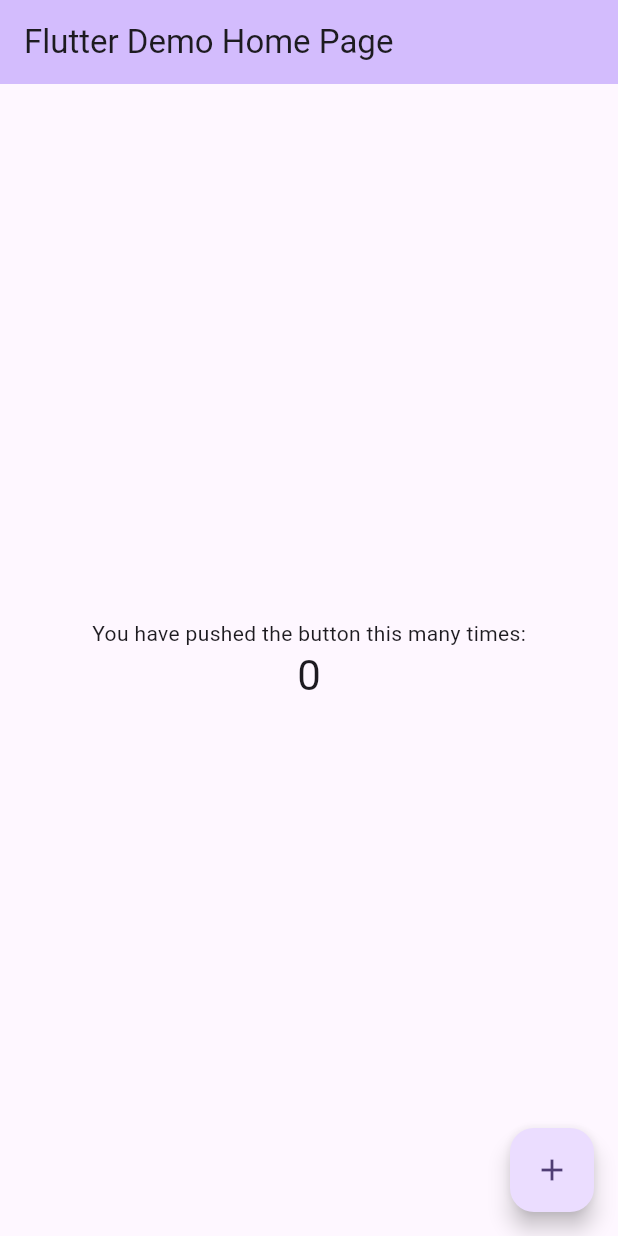
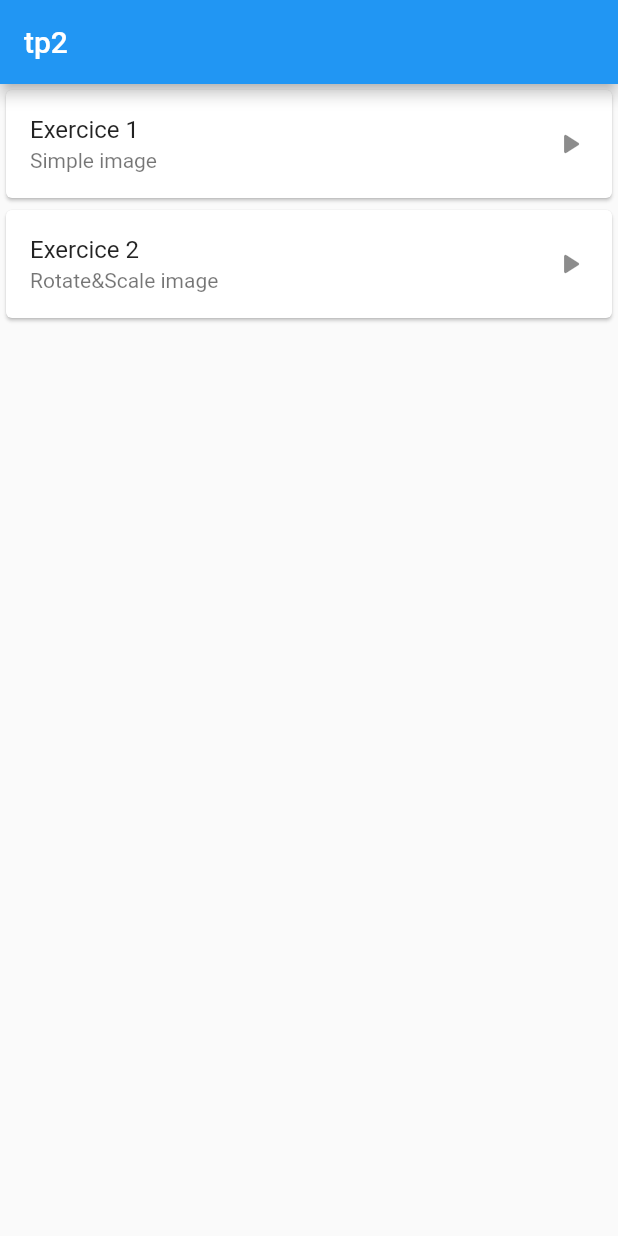
Before and after one commit to AngeliqueMrcn/AMSE, a Flutter app: the screen it shows after launch, on a phone screen of 412 x 824 dp. Run offline on Flutter 3.47's test engine with Material 2 defaults, Android fonts, the phone set to English and light mode, and no system bars.

Commit message:
2 docs en tout

```diff
--- a/tp2/lib/main.dart
+++ b/tp2/lib/main.dart
@@ -1,125 +1,60 @@
 import 'package:flutter/material.dart';
 
-void main() {
-  runApp(const MyApp());
-}
+// import 'util.dart';
+import 'Exo1.dart' as exo1;
+import 'Exo2.dart' as exo2;
 
-class MyApp extends StatelessWidget {
-  const MyApp({super.key});
 
-  // This widget is the root of your application.
+void main() => runApp(TaquinGame());
+
+class TaquinGame extends StatelessWidget {
   @override
   Widget build(BuildContext context) {
-    return MaterialApp(
-      title: 'Flutter Demo',
-      theme: ThemeData(
-        // This is the theme of your application.
-        //
-        // TRY THIS: Try running your application with "flutter run". You'll see
-        // the application has a blue toolbar. Then, without quitting the app,
-        // try changing the seedColor in the colorScheme below to Colors.green
-        // and then invoke "hot reload" (save your changes or press the "hot
-        // reload" button in a Flutter-supported IDE, or press "r" if you used
-        // the command line to start the app).
-        //
-        // Notice that the counter didn't reset back to zero; the application
-        // state is not lost during the reload. To reset the state, use hot
-        // restart instead.
-        //
-        // This works for code too, not just values: Most code changes can be
-        // tested with just a hot reload.
-        colorScheme: ColorScheme.fromSeed(seedColor: Colors.deepPurple),
-        useMaterial3: true,
-      ),
-      home: const MyHomePage(title: 'Flutter Demo Home Page'),
-    );
+    return MaterialApp(home: MenuPage());
   }
 }
 
-class MyHomePage extends StatefulWidget {
-  const MyHomePage({super.key, required this.title});
+class Exo {
+  final String title;
+  final String subtitle;
+  final WidgetBuilder buildFunc;
 
-  // This widget is the home page of your application. It is stateful, meaning
-  // that it has a State object (defined below) that contains fields that affect
-  // how it looks.
-
-  // This class is the configuration for the state. It holds the values (in this
-  // case the title) provided by the parent (in this case the App widget) and
-  // used by the build method of the State. Fields in a Widget subclass are
-  // always marked "final".
-
-  final String title;
-
-  @override
-  State<MyHomePage> createState() => _MyHomePageState();
+  const Exo({@required this.title, this.subtitle, @required this.buildFunc});
 }
 
-class _MyHomePageState extends State<MyHomePage> {
-  int _counter = 0;
+List exos = [
+  Exo(
+      title: 'Exercice 1',
+      subtitle: 'Simple image',
+      buildFunc: (context) => exo1.DisplayImageWidget()),
+  Exo(
+      title: 'Exercice 2',
+      subtitle: 'Rotate&Scale image',
+      buildFunc: (context) => exo2.DisplayImageWidget()),
+];
 
-  void _incrementCounter() {
-    setState(() {
-      // This call to setState tells the Flutter framework that something has
-      // changed in this State, which causes it to rerun the build method below
-      // so that the display can reflect the updated values. If we changed
-      // _counter without calling setState(), then the build method would not be
-      // called again, and so nothing would appear to happen.
-      _counter++;
-    });
-  }
-
+class MenuPage extends StatelessWidget {
   @override
   Widget build(BuildContext context) {
-    // This method is rerun every time setState is called, for instance as done
-    // by the _incrementCounter method above.
-    //
-    // The Flutter framework has been optimized to make rerunning build methods
-    // fast, so that you can just rebuild anything that needs updating rather
-    // than having to individually change instances of widgets.
     return Scaffold(
-      appBar: AppBar(
-        // TRY THIS: Try changing the color here to a specific color (to
-        // Colors.amber, perhaps?) and trigger a hot reload to see the AppBar
-        // change color while the other colors stay the same.
-        backgroundColor: Theme.of(context).colorScheme.inversePrimary,
-        // Here we take the value from the MyHomePage object that was created by
-        // the App.build method, and use it to set our appbar title.
-        title: Text(widget.title),
-      ),
-      body: Center(
-        // Center is a layout widget. It takes a single child and positions it
-        // in the middle of the parent.
-        child: Column(
-          // Column is also a layout widget. It takes a list of children and
-          // arranges them vertically. By default, it sizes itself to fit its
-          // children horizontally, and tries to be as tall as its parent.
-          //
-          // Column has various properties to control how it sizes itself and
-          // how it positions its children. Here we use mainAxisAlignment to
-          // center the children vertically; the main axis here is the vertical
-          // axis because Columns are vertical (the cross axis would be
-          // horizontal).
-          //
-          // TRY THIS: Invoke "debug painting" (choose the "Toggle Debug Paint"
-          // action in the IDE, or press "p" in the console), to see the
-          // wireframe for each widget.
-          mainAxisAlignment: MainAxisAlignment.center,
-          children: <Widget>[
-            const Text(
-              'You have pushed the button this many times:',
-            ),
-            Text(
-              '$_counter',
-              style: Theme.of(context).textTheme.headlineMedium,
-            ),
-          ],
+        appBar: AppBar(
+          title: Text('tp2'),
         ),
-      ),
-      floatingActionButton: FloatingActionButton(
-        onPressed: _incrementCounter,
-        tooltip: 'Increment',
-        child: const Icon(Icons.add),
-      ), // This trailing comma makes auto-formatting nicer for build methods.
-    );
+        body: ListView.builder(
+            itemCount: exos.length,
+            itemBuilder: (context, index) {
+              var exo = exos[index];
+              return Card(
+                  child: ListTile(
+                      title: Text(exo.title),
+                      subtitle: Text(exo.subtitle),
+                      trailing: Icon(Icons.play_arrow_rounded),
+                      onTap: () {
+                        Navigator.push(
+                          context,
+                          MaterialPageRoute(builder: exo.buildFunc),
+                        );
+                      }));
+            }));
   }
 }
```
Also changed, not shown: 129 other files.
